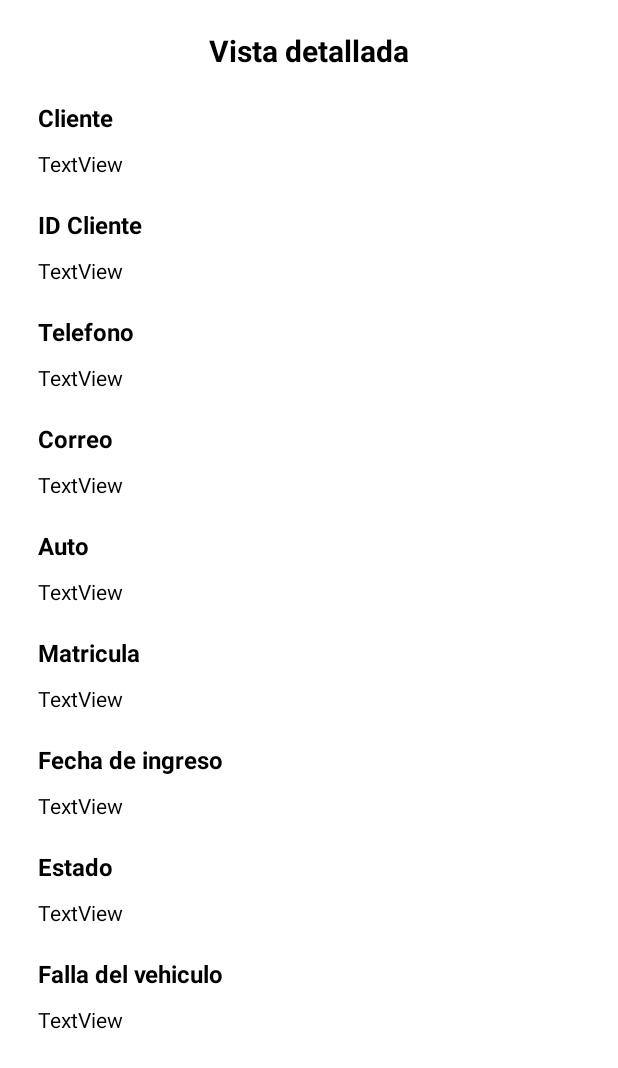
After one commit to jtrocha4/Servicars, an Android app: the layout activity_detail.xml on its own in the app's theme, with its tools: preview values and no code run, on a phone screen of 412 x 824 dp. The commit adds this screen. Shown: the top 1068 px of the screen. Run offline under Robolectric (Android 15) with nearby library versions, the phone set to English and light mode, and no system bars.

Commit message:
Implementacion DetailActivity, rediseño de la clase Order, diseño de layout item_orders y fragment_dashboard

```diff
--- a/app/src/main/AndroidManifest.xml
+++ b/app/src/main/AndroidManifest.xml
@@ -11,6 +11,9 @@
         android:supportsRtl="true"
         android:theme="@style/Theme.Servicars"
         tools:targetApi="31">
+        <activity
+            android:name=".DetailActivity"
+            android:exported="false" />
         <activity
             android:name=".SecondActivity"
             android:exported="false"
--- a/app/src/main/java/com/example/servicars/ui/notifications/NotificationsFragment.kt
+++ b/app/src/main/java/com/example/servicars/ui/notifications/NotificationsFragment.kt
@@ -8,6 +8,7 @@ import android.widget.TextView
 import androidx.fragment.app.Fragment
 import androidx.lifecycle.ViewModelProvider
 import com.example.servicars.databinding.FragmentNotificationsBinding
+
 
 class NotificationsFragment : Fragment() {
 
--- /dev/null
+++ b/app/src/main/res/layout/activity_detail.xml
@@ -0,0 +1,187 @@
+<?xml version="1.0" encoding="utf-8"?>
+<androidx.constraintlayout.widget.ConstraintLayout xmlns:android="http://schemas.android.com/apk/res/android"
+    xmlns:app="http://schemas.android.com/apk/res-auto"
+    xmlns:tools="http://schemas.android.com/tools"
+    android:layout_width="match_parent"
+    android:layout_height="match_parent"
+    tools:context=".DetailActivity">
+
+    <ScrollView
+        android:layout_width="match_parent"
+        android:layout_height="match_parent">
+
+        <LinearLayout
+            android:layout_width="match_parent"
+            android:layout_height="wrap_content"
+            android:orientation="vertical"
+            app:layout_constraintBottom_toBottomOf="parent"
+            app:layout_constraintEnd_toEndOf="parent"
+            app:layout_constraintStart_toStartOf="parent"
+            app:layout_constraintTop_toTopOf="parent">
+
+            <TextView
+                android:id="@+id/txtTitulo"
+                android:layout_width="match_parent"
+                android:layout_height="wrap_content"
+                android:layout_marginVertical="20dp"
+                android:layout_marginTop="16dp"
+                android:text="@string/order_vista_detallada"
+                android:textAlignment="center"
+                android:textSize="20sp"
+                android:textStyle="bold" />
+
+            <LinearLayout
+                android:layout_width="match_parent"
+                android:layout_height="match_parent"
+                android:layout_marginHorizontal="25dp"
+                android:orientation="vertical">
+
+                <TextView
+                    android:id="@+id/clienteTv"
+                    android:layout_width="match_parent"
+                    android:layout_height="wrap_content"
+                    android:text="@string/columna_cliente"
+                    android:textSize="16sp"
+                    android:textStyle="bold" />
+
+                <TextView
+                    android:id="@+id/clienteTxt"
+                    android:layout_width="match_parent"
+                    android:layout_height="wrap_content"
+                    android:layout_marginTop="10dp"
+                    android:layout_marginBottom="20dp"
+                    android:text="TextView" />
+
+                <TextView
+                    android:id="@+id/idClienteTv"
+                    android:layout_width="match_parent"
+                    android:layout_height="wrap_content"
+                    android:text="@string/columna_id_cliente"
+                    android:textSize="16sp"
+                    android:textStyle="bold" />
+
+                <TextView
+                    android:id="@+id/idClienteTxt"
+                    android:layout_width="match_parent"
+                    android:layout_height="wrap_content"
+                    android:layout_marginTop="10dp"
+                    android:layout_marginBottom="20dp"
+                    android:text="TextView" />
+
+                <TextView
+                    android:id="@+id/telefonoClienteTv"
+                    android:layout_width="match_parent"
+                    android:layout_height="wrap_content"
+                    android:text="@string/columna_telefono_cliente"
+                    android:textSize="16sp"
+                    android:textStyle="bold" />
+
+                <TextView
+                    android:id="@+id/telfonoClienteTxt"
+                    android:layout_width="match_parent"
+                    android:layout_height="wrap_content"
+                    android:layout_marginTop="10dp"
+                    android:layout_marginBottom="20dp"
+                    android:text="TextView" />
+
+                <TextView
+                    android:id="@+id/correoClienteTv"
+                    android:layout_width="match_parent"
+                    android:layout_height="wrap_content"
+                    android:text="@string/columna_correo_cliente"
+                    android:textSize="16sp"
+                    android:textStyle="bold" />
+
+                <TextView
+                    android:id="@+id/correoClienteTxt"
+                    android:layout_width="match_parent"
+                    android:layout_height="wrap_content"
+                    android:layout_marginTop="10dp"
+                    android:layout_marginBottom="20dp"
+                    android:text="TextView" />
+
+                <TextView
+                    android:id="@+id/autoTv"
+                    android:layout_width="match_parent"
+                    android:layout_height="wrap_content"
+                    android:text="@string/columna_auto"
+                    android:textSize="16sp"
+                    android:textStyle="bold" />
+
+                <TextView
+                    android:id="@+id/autoTxt"
+                    android:layout_width="match_parent"
+                    android:layout_height="wrap_content"
+                    android:layout_marginTop="10dp"
+                    android:layout_marginBottom="20dp"
+                    android:text="TextView" />
+
+                <TextView
+                    android:id="@+id/matriculaTv"
+                    android:layout_width="match_parent"
+                    android:layout_height="wrap_content"
+                    android:text="@string/columna_matricula"
+                    android:textSize="16sp"
+                    android:textStyle="bold" />
+
+                <TextView
+                    android:id="@+id/matriculaTxt"
+                    android:layout_width="match_parent"
+                    android:layout_height="wrap_content"
+                    android:layout_marginTop="10dp"
+                    android:layout_marginBottom="20dp"
+                    android:text="TextView" />
+
+                <TextView
+                    android:id="@+id/fechaIngresoTv"
+                    android:layout_width="match_parent"
+                    android:layout_height="wrap_content"
+                    android:text="@string/columna_fecha"
+                    android:textSize="16sp"
+                    android:textStyle="bold" />
+
+                <TextView
+                    android:id="@+id/fechaIngresoTxt"
+                    android:layout_width="match_parent"
+                    android:layout_height="wrap_content"
+                    android:layout_marginTop="10dp"
+                    android:layout_marginBottom="20dp"
+                    android:text="TextView" />
+
+                <TextView
+                    android:id="@+id/estadoTv"
+                    android:layout_width="match_parent"
+                    android:layout_height="wrap_content"
+                    android:text="@string/columna_estado"
+                    android:textSize="16sp"
+                    android:textStyle="bold" />
+
+                <TextView
+                    android:id="@+id/estadoTxt"
+                    android:layout_width="match_parent"
+                    android:layout_height="wrap_content"
+                    android:layout_marginTop="10dp"
+                    android:layout_marginBottom="20dp"
+                    android:text="TextView" />
+
+                <TextView
+                    android:id="@+id/fallaAutoTv"
+                    android:layout_width="match_parent"
+                    android:layout_height="wrap_content"
+                    android:text="@string/columna_falla"
+                    android:textSize="16sp"
+                    android:textStyle="bold" />
+
+                <TextView
+                    android:id="@+id/fallaAutoTxt"
+                    android:layout_width="match_parent"
+                    android:layout_height="wrap_content"
+                    android:layout_marginTop="10dp"
+                    android:layout_marginBottom="20dp"
+                    android:text="TextView" />
+
+            </LinearLayout>
+
+        </LinearLayout>
+    </ScrollView>
+</androidx.constraintlayout.widget.ConstraintLayout>
--- a/app/src/main/res/layout/activity_main.xml
+++ b/app/src/main/res/layout/activity_main.xml
@@ -49,7 +49,8 @@
                 android:layout_width="match_parent"
                 android:layout_height="wrap_content"
                 android:hint="@string/peticion_usuario"
-                android:inputType="text" />
+                android:inputType="text"
+                android:text="admin" />
         </com.google.android.material.textfield.TextInputLayout>
 
         <com.google.android.material.textfield.TextInputLayout
@@ -74,7 +75,7 @@
                 android:layout_height="wrap_content"
                 android:hint="@string/peticion_contraseña"
                 android:inputType="textPassword"
-                />
+                android:text="admin" />
         </com.google.android.material.textfield.TextInputLayout>
 
         <Button
--- a/app/src/main/res/layout/fragment_dashboard.xml
+++ b/app/src/main/res/layout/fragment_dashboard.xml
@@ -58,7 +58,7 @@
                 android:layout_width="match_parent"
                 android:layout_height="wrap_content"
                 android:hint="@string/peticion_identificacion_cliente"
-                android:inputType="text" />
+                android:inputType="number" />
         </com.google.android.material.textfield.TextInputLayout>
 
         <com.google.android.material.textfield.TextInputLayout
--- a/app/src/main/res/layout/fragment_notifications.xml
+++ b/app/src/main/res/layout/fragment_notifications.xml
@@ -40,7 +40,7 @@
                     android:id="@+id/vehiculoTextView"
                     android:layout_width="wrap_content"
                     android:layout_height="25dp"
-                    android:text="@string/columna_vehiculo"
+                    android:text="@string/columna_auto"
                     android:textAlignment="textStart"
                     android:textStyle="bold" />
 
--- a/app/src/main/res/values/strings.xml
+++ b/app/src/main/res/values/strings.xml
@@ -20,7 +20,7 @@
     <string name="peticion_falla_vehiculo">Fallas o problemas que presenta el vehiculo</string>
     <string name="guardar_datos">Guardar datos</string>
     <string name="cancelar">Cancelar</string>
-    <string name="columna_vehiculo">Vehiculo</string>
+    <string name="columna_auto">Auto</string>
     <string name="columna_cliente">Cliente</string>
     <string name="columna_matricula">Matricula</string>
     <string name="columna_fecha">Fecha de ingreso</string>
@@ -31,4 +31,7 @@
     <!-- TODO: Remove or change this placeholder text -->
     <string name="hello_blank_fragment">Hello blank fragment</string>
     <string name="columna_falla">Falla del vehiculo</string>
+    <string name="columna_id_cliente">ID Cliente</string>
+    <string name="columna_telefono_cliente">Telefono</string>
+    <string name="columna_correo_cliente">Correo</string>
 </resources>
```
Also changed, not shown: app/src/main/java/com/example/servicars/DetailActivity.kt (added, +56 -0 lines), app/src/main/java/com/example/servicars/MainActivity.kt (+6 -6 lines), app/src/main/java/com/example/servicars/Order.kt (+11 -5 lines), app/src/main/java/com/example/servicars/OrdersProvider.kt (+15 -3 lines), app/src/main/java/com/example/servicars/adapter/OrdersViewHolder.kt (+4 -4 lines), app/src/main/java/com/example/servicars/ui/dashboard/DashboardFragment.kt (+19 -1 lines), app/src/main/java/com/example/servicars/ui/home/HomeFragment.kt (+19 -6 lines), app/src/main/res/layout/fragment_detail.xml (deleted, +0 -162 lines), app/src/main/res/layout/item_orders.xml (+14 -8 lines).
